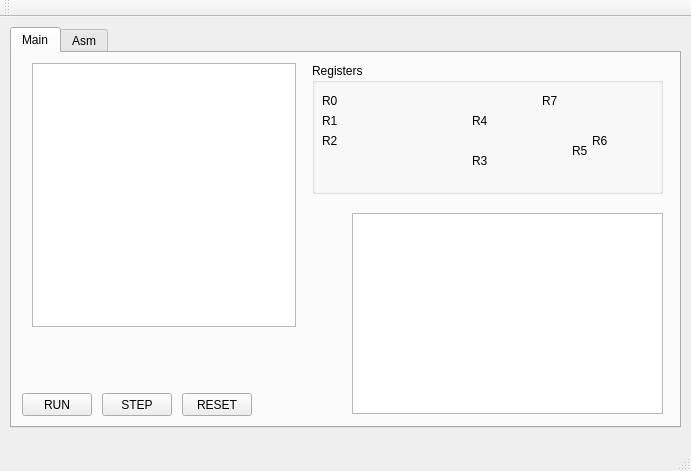
The window that AppGui/processorwindow.ui (mikhel1984/pdp_eleven) describes before a commit, drawn with Qt 5.
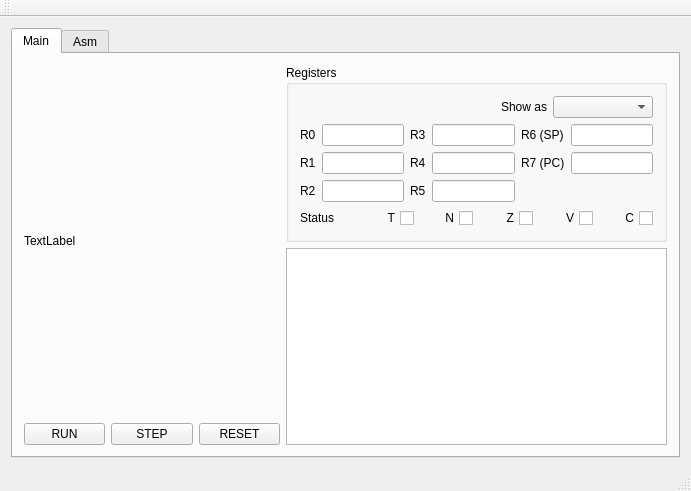
The same window after the commit. The open tabs and pages were chosen to show the change.

Commit message: #6 added layouts in GUI, show all registers, switch to show registers as oct/dec/hex

What changed in the file:
```diff
--- a/AppGui/processorwindow.ui
+++ b/AppGui/processorwindow.ui
@@ -7,74 +7,37 @@
     <x>0</x>
     <y>0</y>
     <width>691</width>
-    <height>471</height>
+    <height>491</height>
    </rect>
   </property>
   <property name="windowTitle">
-   <string>ProcessorWindow</string>
+   <string>PDP Eleven Emu</string>
   </property>
   <widget class="QWidget" name="centralWidget">
+   <layout class="QVBoxLayout" name="verticalLayout">
+    <item>
    <widget class="QTabWidget" name="tabWidget">
-    <property name="geometry">
-     <rect>
-      <x>10</x>
-      <y>10</y>
-      <width>671</width>
-      <height>401</height>
-     </rect>
+      <property name="sizePolicy">
+       <sizepolicy hsizetype="Expanding" vsizetype="Expanding">
+        <horstretch>0</horstretch>
+        <verstretch>0</verstretch>
+       </sizepolicy>
+      </property>
+      <property name="autoFillBackground">
+       <bool>false</bool>
     </property>
     <property name="currentIndex">
-     <number>1</number>
+       <number>0</number>
     </property>
     <widget class="QWidget" name="tab_2">
      <attribute name="title">
       <string>Main</string>
      </attribute>
-     <widget class="QPushButton" name="runButton">
-      <property name="geometry">
-       <rect>
-        <x>10</x>
-        <y>340</y>
-        <width>70</width>
-        <height>23</height>
-       </rect>
-      </property>
-      <property name="text">
-       <string>RUN</string>
-      </property>
-     </widget>
-     <widget class="QPushButton" name="stopButton">
-      <property name="geometry">
-       <rect>
-        <x>90</x>
-        <y>340</y>
-        <width>70</width>
-        <height>23</height>
-       </rect>
-      </property>
-      <property name="text">
-       <string>STEP</string>
-      </property>
-     </widget>
-     <widget class="QGraphicsView" name="monitor">
-      <property name="geometry">
-       <rect>
-        <x>20</x>
-        <y>10</y>
-        <width>264</width>
-        <height>264</height>
-       </rect>
-      </property>
-     </widget>
+       <layout class="QHBoxLayout" name="horizontalLayout_2">
+        <item>
+         <layout class="QGridLayout" name="gridLayout_4">
+          <item row="0" column="1">
      <widget class="QGroupBox" name="registersGrp">
-      <property name="geometry">
-       <rect>
-        <x>300</x>
-        <y>10</y>
-        <width>351</width>
-        <height>131</height>
-       </rect>
-      </property>
       <property name="title">
        <string>Registers</string>
       </property>
@@ -84,189 +47,287 @@
       <property name="checkable">
        <bool>false</bool>
       </property>
-      <widget class="QLabel" name="r1label">
-       <property name="geometry">
-        <rect>
-         <x>10</x>
-         <y>50</y>
-         <width>81</width>
-         <height>16</height>
-        </rect>
-       </property>
+            <layout class="QVBoxLayout" name="verticalLayout_2">
+             <item>
+              <layout class="QHBoxLayout" name="horizontalLayout_3">
+               <item>
+                <widget class="QLabel" name="label_2">
        <property name="text">
-        <string>R1</string>
-       </property>
-      </widget>
-      <widget class="QLabel" name="r2label">
-       <property name="geometry">
-        <rect>
-         <x>10</x>
-         <y>70</y>
-         <width>101</width>
-         <height>16</height>
-        </rect>
-       </property>
-       <property name="text">
-        <string>R2</string>
-       </property>
-      </widget>
-      <widget class="QLabel" name="label_3">
-       <property name="geometry">
-        <rect>
-         <x>160</x>
-         <y>50</y>
-         <width>57</width>
-         <height>15</height>
-        </rect>
-       </property>
+                  <string>Show as</string>
+                 </property>
+                 <property name="alignment">
+                  <set>Qt::AlignRight|Qt::AlignTrailing|Qt::AlignVCenter</set>
+                 </property>
+                </widget>
+               </item>
+               <item>
+                <widget class="QComboBox" name="intBaseComboBox">
+                 <property name="maximumSize">
+                  <size>
+                   <width>100</width>
+                   <height>16777215</height>
+                  </size>
+                 </property>
+                 <property name="layoutDirection">
+                  <enum>Qt::LeftToRight</enum>
+                 </property>
+                </widget>
+               </item>
+              </layout>
+             </item>
+             <item>
+              <layout class="QGridLayout" name="gridLayout">
+               <item row="0" column="4">
+                <widget class="QLabel" name="label_6">
+                 <property name="text">
+                  <string>R6 (SP)</string>
+                 </property>
+                </widget>
+               </item>
+               <item row="1" column="4">
+                <widget class="QLabel" name="label_7">
        <property name="text">
-        <string>R4</string>
-       </property>
-      </widget>
+                  <string>R7 (PC)</string>
+                 </property>
+                </widget>
+               </item>
+               <item row="0" column="1">
+                <widget class="QLineEdit" name="r0edit">
+                 <property name="readOnly">
+                  <bool>true</bool>
+                 </property>
+                 <property name="clearButtonEnabled">
+                  <bool>false</bool>
+                 </property>
+                </widget>
+               </item>
+               <item row="1" column="3">
+                <widget class="QLineEdit" name="r4edit"/>
+               </item>
+               <item row="2" column="2">
       <widget class="QLabel" name="label_4">
-       <property name="geometry">
-        <rect>
-         <x>260</x>
-         <y>80</y>
-         <width>57</width>
-         <height>15</height>
-        </rect>
-       </property>
        <property name="text">
         <string>R5</string>
        </property>
       </widget>
+               </item>
+               <item row="2" column="3">
+                <widget class="QLineEdit" name="r5edit"/>
+               </item>
+               <item row="2" column="0">
+                <widget class="QLabel" name="r2label">
+                 <property name="text">
+                  <string>R2</string>
+                 </property>
+                </widget>
+               </item>
+               <item row="2" column="1">
+                <widget class="QLineEdit" name="r2edit"/>
+               </item>
+               <item row="0" column="2">
       <widget class="QLabel" name="label_5">
-       <property name="geometry">
-        <rect>
-         <x>160</x>
-         <y>90</y>
-         <width>57</width>
-         <height>15</height>
-        </rect>
-       </property>
        <property name="text">
         <string>R3</string>
        </property>
       </widget>
-      <widget class="QLabel" name="label_6">
-       <property name="geometry">
-        <rect>
-         <x>280</x>
-         <y>70</y>
-         <width>57</width>
-         <height>15</height>
-        </rect>
-       </property>
-       <property name="text">
-        <string>R6</string>
-       </property>
-      </widget>
-      <widget class="QLabel" name="label_7">
-       <property name="geometry">
-        <rect>
-         <x>230</x>
-         <y>30</y>
-         <width>57</width>
-         <height>15</height>
-        </rect>
-       </property>
-       <property name="text">
-        <string>R7</string>
-       </property>
-      </widget>
+               </item>
+               <item row="0" column="3">
+                <widget class="QLineEdit" name="r3edit"/>
+               </item>
+               <item row="0" column="0">
       <widget class="QLabel" name="r0label">
-       <property name="geometry">
-        <rect>
-         <x>10</x>
-         <y>30</y>
-         <width>81</width>
-         <height>16</height>
-        </rect>
-       </property>
        <property name="text">
         <string>R0</string>
        </property>
       </widget>
-     </widget>
-     <widget class="QTextBrowser" name="txtEditor">
-      <property name="geometry">
-       <rect>
-        <x>340</x>
-        <y>160</y>
-        <width>311</width>
-        <height>201</height>
-       </rect>
-      </property>
-     </widget>
+               </item>
+               <item row="1" column="1">
+                <widget class="QLineEdit" name="r1edit"/>
+               </item>
+               <item row="1" column="0">
+                <widget class="QLabel" name="r1label">
+                 <property name="text">
+                  <string>R1</string>
+                 </property>
+                </widget>
+               </item>
+               <item row="1" column="2">
+                <widget class="QLabel" name="label_3">
+                 <property name="text">
+                  <string>R4</string>
+                 </property>
+                </widget>
+               </item>
+               <item row="0" column="5">
+                <widget class="QLineEdit" name="r6edit"/>
+               </item>
+               <item row="1" column="5">
+                <widget class="QLineEdit" name="r7edit"/>
+               </item>
+              </layout>
+             </item>
+             <item>
+              <layout class="QGridLayout" name="gridLayout_5">
+               <item row="0" column="3">
+                <widget class="QCheckBox" name="zCheckBox">
+                 <property name="layoutDirection">
+                  <enum>Qt::RightToLeft</enum>
+                 </property>
+                 <property name="text">
+                  <string>Z</string>
+                 </property>
+                </widget>
+               </item>
+               <item row="0" column="4">
+                <widget class="QCheckBox" name="vCheckBox">
+                 <property name="layoutDirection">
+                  <enum>Qt::RightToLeft</enum>
+                 </property>
+                 <property name="text">
+                  <string>V</string>
+                 </property>
+                </widget>
+               </item>
+               <item row="0" column="0">
+                <widget class="QLabel" name="label">
+                 <property name="text">
+                  <string>Status</string>
+                 </property>
+                </widget>
+               </item>
+               <item row="0" column="1">
+                <widget class="QCheckBox" name="tCheckBox">
+                 <property name="layoutDirection">
+                  <enum>Qt::RightToLeft</enum>
+                 </property>
+                 <property name="text">
+                  <string>T</string>
+                 </property>
+                </widget>
+               </item>
+               <item row="0" column="2">
+                <widget class="QCheckBox" name="nCheckBox">
+                 <property name="layoutDirection">
+                  <enum>Qt::RightToLeft</enum>
+                 </property>
+                 <property name="text">
+                  <string>N</string>
+                 </property>
+                </widget>
+               </item>
+               <item row="0" column="5">
+                <widget class="QCheckBox" name="cCheckBox">
+                 <property name="layoutDirection">
+                  <enum>Qt::RightToLeft</enum>
+                 </property>
+                 <property name="text">
+                  <string>C</string>
+                 </property>
+                </widget>
+               </item>
+              </layout>
+             </item>
+            </layout>
+           </widget>
+          </item>
+          <item row="1" column="1" rowspan="2">
+           <widget class="QTextBrowser" name="txtEditor"/>
+          </item>
+          <item row="2" column="0">
+           <layout class="QGridLayout" name="gridLayout_2">
+            <item row="0" column="0">
+             <widget class="QPushButton" name="runButton">
+              <property name="text">
+               <string>RUN</string>
+              </property>
+             </widget>
+            </item>
+            <item row="0" column="1">
+             <widget class="QPushButton" name="stopButton">
+              <property name="text">
+               <string>STEP</string>
+              </property>
+             </widget>
+            </item>
+            <item row="0" column="2">
      <widget class="QPushButton" name="resetButton">
-      <property name="geometry">
-       <rect>
-        <x>170</x>
-        <y>340</y>
-        <width>70</width>
-        <height>23</height>
-       </rect>
-      </property>
       <property name="text">
        <string>RESET</string>
       </property>
      </widget>
+            </item>
+           </layout>
+          </item>
+          <item row="0" column="0" rowspan="2">
+           <widget class="QLabel" name="monitor">
+            <property name="minimumSize">
+             <size>
+              <width>256</width>
+              <height>256</height>
+             </size>
+            </property>
+            <property name="maximumSize">
+             <size>
+              <width>256</width>
+              <height>256</height>
+             </size>
+            </property>
+            <property name="autoFillBackground">
+             <bool>false</bool>
+            </property>
+            <property name="text">
+             <string>TextLabel</string>
+            </property>
+           </widget>
+          </item>
+         </layout>
+        </item>
+       </layout>
     </widget>
     <widget class="QWidget" name="tab_3">
      <attribute name="title">
       <string>Asm</string>
      </attribute>
+       <layout class="QHBoxLayout" name="horizontalLayout">
+        <item>
+         <layout class="QGridLayout" name="gridLayout_3">
+          <item row="0" column="1">
+           <widget class="QPushButton" name="loadButton">
+            <property name="maximumSize">
+             <size>
+              <width>100</width>
+              <height>16777215</height>
+             </size>
+            </property>
+            <property name="text">
+             <string>Load</string>
+            </property>
+           </widget>
+          </item>
+          <item row="0" column="0">
+           <widget class="QPushButton" name="assemblyButton">
+            <property name="maximumSize">
+             <size>
+              <width>100</width>
+              <height>1000</height>
+             </size>
+            </property>
+            <property name="text">
+             <string>Assembly</string>
+            </property>
+           </widget>
+          </item>
+          <item row="1" column="1">
      <widget class="QTextBrowser" name="machineCodeEditor">
-      <property name="geometry">
-       <rect>
-        <x>340</x>
-        <y>50</y>
-        <width>291</width>
-        <height>301</height>
-       </rect>
-      </property>
       <property name="font">
        <font>
         <family>Courier New</family>
        </font>
       </property>
      </widget>
-     <widget class="QPushButton" name="assemblyButton">
-      <property name="geometry">
-       <rect>
-        <x>20</x>
-        <y>10</y>
-        <width>113</width>
-        <height>32</height>
-       </rect>
-      </property>
-      <property name="text">
-       <string>Assembly</string>
-      </property>
-     </widget>
-     <widget class="QPushButton" name="loadButton">
-      <property name="geometry">
-       <rect>
-        <x>340</x>
-        <y>10</y>
-        <width>113</width>
-        <height>32</height>
-       </rect>
-      </property>
-      <property name="text">
-       <string>Load</string>
-      </property>
-     </widget>
+          </item>
+          <item row="1" column="0">
      <widget class="QPlainTextEdit" name="asmTextEdit">
-      <property name="geometry">
-       <rect>
-        <x>20</x>
-        <y>50</y>
-        <width>301</width>
-        <height>301</height>
-       </rect>
-      </property>
       <property name="plainText">
        <string>; Program to copy and determine length of string
 .origin 1000
@@ -283,8 +344,14 @@
 .end start</string>
       </property>
      </widget>
-    </widget>
-   </widget>
+          </item>
+         </layout>
+        </item>
+       </layout>
+      </widget>
+     </widget>
+    </item>
+   </layout>
   </widget>
   <widget class="QMenuBar" name="menuBar">
    <property name="geometry">
```
Lines whose indentation alone changed are shown as unchanged. The commit also changes 3 other files.
